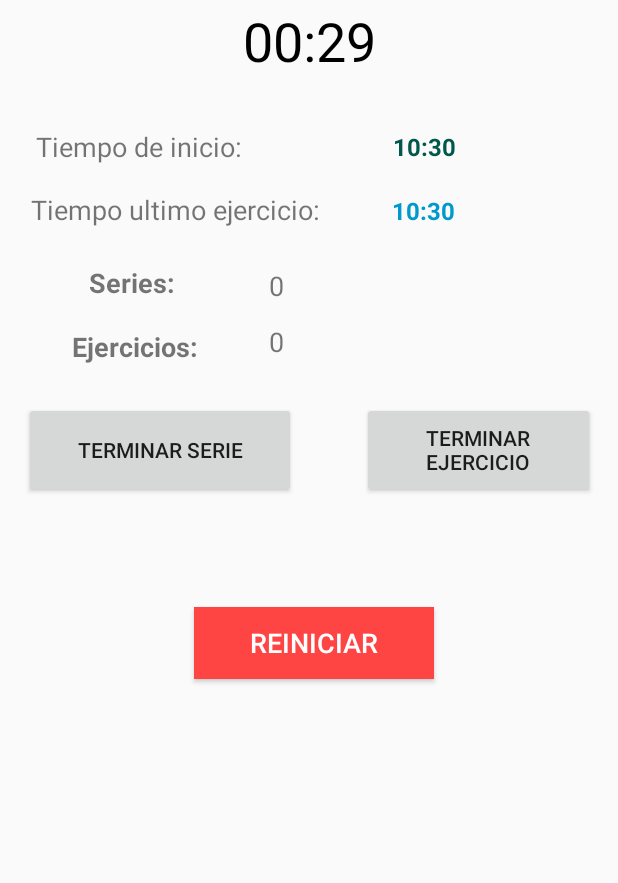
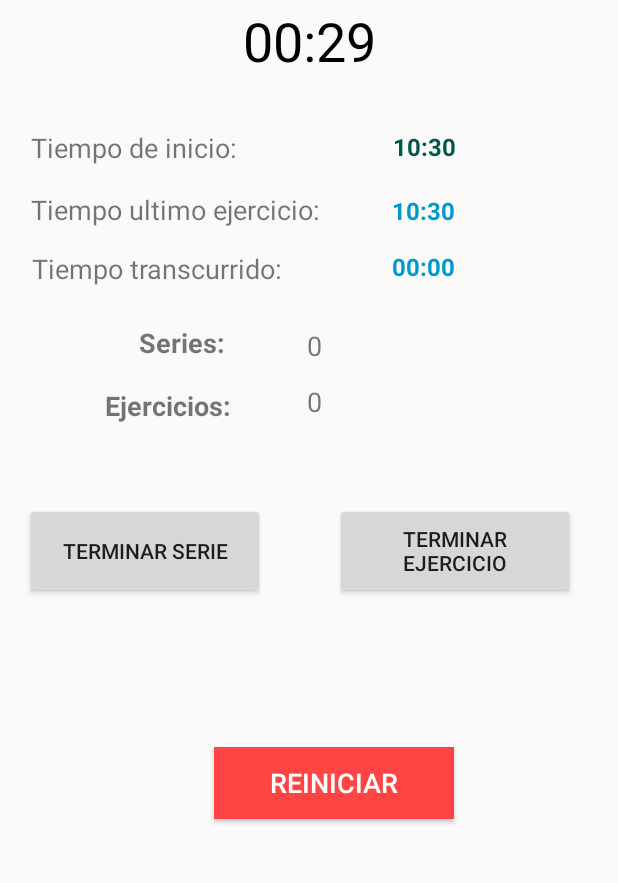
Before and after one commit to jmorales47/exercise-helper, an Android app: the screen it shows after launch (MainActivity), after a tap on "TERMINAR SERIE", on a phone screen of 412 x 824 dp, the part 209-1092 px from its top. Run offline under Robolectric (Android 15) with nearby library versions, the phone set to English and light mode, and no system bars.

Commit message:
Agregada etiqueta que indica el tiempo transcurrido

```diff
--- a/app/src/main/java/com/dberserker/execisehelper/MainActivity.java
+++ b/app/src/main/java/com/dberserker/execisehelper/MainActivity.java
@@ -15,6 +15,7 @@ import android.widget.TextView;
 import java.text.DateFormat;
 import java.text.SimpleDateFormat;
 import java.util.Date;
+import java.util.Formatter;
 import java.util.concurrent.TimeUnit;
 
 public class MainActivity extends AppCompatActivity {
@@ -25,6 +26,7 @@ public class MainActivity extends AppCompatActivity {
     private TextView timerTextView;
     private TextView startTimeTextView;
     private TextView lastExcerciseTimeTextView;
+    private TextView timeElapseTextView;
     private SoundPool soundPool;
     private DateFormat timeFormatter = new SimpleDateFormat("HH:mm");
     private boolean taskRunning = false;
@@ -33,6 +35,8 @@ public class MainActivity extends AppCompatActivity {
     private int currentRepetitions = 0;
     private int currentSeries = 0;
     private int idNotificacion;
+    private Date initialTime;
+    private Date endingTime;
 
     @Override
     protected void onCreate(Bundle savedInstanceState) {
@@ -50,6 +54,7 @@ public class MainActivity extends AppCompatActivity {
         timerTextView = findViewById(R.id.textViewTimer);
         startTimeTextView = findViewById(R.id.textViewStartTime);
         lastExcerciseTimeTextView = findViewById(R.id.textViewLastExercise);
+        timeElapseTextView = findViewById(R.id.textViewTimeElapse);
     }
 
     @Override
@@ -67,6 +72,7 @@ public class MainActivity extends AppCompatActivity {
                     if(!started) {
                         started = true;
                         startTimeTextView.setText(timeFormatter.format(new Date()));
+                        initialTime = new Date();
                         lastExcerciseTimeTextView.setText(timeFormatter.format(new Date()));
                     }
                     lastExcerciseTimeTextView.setText(timeFormatter.format(new Date()));
@@ -133,6 +139,9 @@ public class MainActivity extends AppCompatActivity {
                     TextView repetitionTextView = findViewById(R.id.textViewRepetitions);
                     soundPool.play(idNotificacion, 1, 1, 1, 0, 1);
                     repetitionTextView.setText( String.valueOf(currentRepetitions) );
+                    endingTime = new Date();
+                    long timeElapse = endingTime.getTime() - initialTime.getTime();
+                    timeElapseTextView.setText(timeToString(timeElapse/1000));
                     handler.removeCallbacks(this);
                 }else {
                     handler.postDelayed(this, 1000);
@@ -157,6 +166,9 @@ public class MainActivity extends AppCompatActivity {
                     repetitionTextView.setText( String.valueOf(currentRepetitions) );
                     serieTextView.setText( String.valueOf(currentSeries) );
                     soundPool.play(idNotificacion, 1, 1, 1, 0, 1);
+                    endingTime = new Date();
+                    long timeElapse = endingTime.getTime() - initialTime.getTime();
+                    timeElapseTextView.setText(timeToString(timeElapse/1000));
                     handler.removeCallbacks(this);
                 }else {
                     handler.postDelayed(this, 1000);
@@ -165,8 +177,8 @@ public class MainActivity extends AppCompatActivity {
         };
     }
 
-    private String timeToString(int seconds) {
-        long minutes = TimeUnit.SECONDS.toMinutes(Long.valueOf(seconds));
+    private String timeToString(long seconds) {
+        long minutes = TimeUnit.SECONDS.toMinutes(seconds);
         long remainSeconds = seconds - TimeUnit.MINUTES.toSeconds(minutes);
         return String.format("%02d:%02d", minutes, remainSeconds);
     }
--- a/app/src/main/res/layout/activity_main.xml
+++ b/app/src/main/res/layout/activity_main.xml
@@ -22,35 +22,37 @@
 
     <Button
         android:id="@+id/buttonRepetition"
-        android:layout_width="181dp"
+        android:layout_width="160dp"
         android:layout_height="64dp"
         android:layout_marginStart="8dp"
         android:layout_marginTop="8dp"
         android:layout_marginEnd="8dp"
         android:layout_marginBottom="8dp"
         android:text="@string/labelEndSerie"
+        android:textAlignment="center"
         app:layout_constraintBottom_toBottomOf="parent"
         app:layout_constraintEnd_toEndOf="parent"
         app:layout_constraintHorizontal_bias="0.037"
         app:layout_constraintStart_toStartOf="parent"
         app:layout_constraintTop_toTopOf="parent"
-        app:layout_constraintVertical_bias="0.499" />
+        app:layout_constraintVertical_bias="0.597" />
 
     <Button
         android:id="@+id/buttonSerie"
-        android:layout_width="155dp"
+        android:layout_width="160dp"
         android:layout_height="64dp"
         android:layout_marginStart="8dp"
         android:layout_marginTop="8dp"
         android:layout_marginEnd="8dp"
         android:layout_marginBottom="8dp"
         android:text="@string/labelEndExercise"
+        android:textAlignment="center"
         app:layout_constraintBottom_toBottomOf="parent"
         app:layout_constraintEnd_toEndOf="parent"
-        app:layout_constraintHorizontal_bias="0.829"
+        app:layout_constraintHorizontal_bias="0.651"
         app:layout_constraintStart_toEndOf="@+id/buttonRepetition"
         app:layout_constraintTop_toTopOf="parent"
-        app:layout_constraintVertical_bias="0.499" />
+        app:layout_constraintVertical_bias="0.597" />
 
     <TextView
         android:id="@+id/textViewTimer"
@@ -71,6 +73,42 @@
         app:layout_constraintVertical_bias="0.111" />
 
     <TextView
+        android:id="@+id/textViewRepetitions"
+        android:layout_width="35dp"
+        android:layout_height="wrap_content"
+        android:layout_marginStart="8dp"
+        android:layout_marginTop="8dp"
+        android:layout_marginEnd="8dp"
+        android:layout_marginBottom="8dp"
+        android:text="@string/textDefaultRepetitions"
+        android:textAlignment="textEnd"
+        android:textSize="18sp"
+        app:layout_constraintBottom_toBottomOf="parent"
+        app:layout_constraintEnd_toEndOf="parent"
+        app:layout_constraintHorizontal_bias="0.475"
+        app:layout_constraintStart_toStartOf="parent"
+        app:layout_constraintTop_toTopOf="parent"
+        app:layout_constraintVertical_bias="0.403" />
+
+    <TextView
+        android:id="@+id/textViewSeries"
+        android:layout_width="35dp"
+        android:layout_height="wrap_content"
+        android:layout_marginStart="8dp"
+        android:layout_marginTop="8dp"
+        android:layout_marginEnd="8dp"
+        android:layout_marginBottom="8dp"
+        android:text="@string/textDefatultSeries"
+        android:textAlignment="textEnd"
+        android:textSize="18sp"
+        app:layout_constraintBottom_toBottomOf="parent"
+        app:layout_constraintEnd_toEndOf="parent"
+        app:layout_constraintHorizontal_bias="0.475"
+        app:layout_constraintStart_toStartOf="parent"
+        app:layout_constraintTop_toTopOf="parent"
+        app:layout_constraintVertical_bias="0.455" />
+
+    <TextView
         android:id="@+id/textView3"
         android:layout_width="124dp"
         android:layout_height="27dp"
@@ -79,7 +117,7 @@
         android:layout_marginEnd="8dp"
         android:layout_marginBottom="8dp"
         android:text="@string/textSeries"
-        android:textAlignment="center"
+        android:textAlignment="textEnd"
         android:textSize="18sp"
         android:textStyle="bold"
         app:layout_constraintBottom_toBottomOf="parent"
@@ -87,25 +125,7 @@
         app:layout_constraintHorizontal_bias="0.066"
         app:layout_constraintStart_toStartOf="parent"
         app:layout_constraintTop_toTopOf="parent"
-        app:layout_constraintVertical_bias="0.347" />
-
-    <TextView
-        android:id="@+id/textViewRepetitions"
-        android:layout_width="35dp"
-        android:layout_height="wrap_content"
-        android:layout_marginStart="8dp"
-        android:layout_marginTop="8dp"
-        android:layout_marginEnd="8dp"
-        android:layout_marginBottom="8dp"
-        android:text="@string/textDefaultRepetitions"
-        android:textAlignment="viewStart"
-        android:textSize="18sp"
-        app:layout_constraintBottom_toBottomOf="parent"
-        app:layout_constraintEnd_toEndOf="parent"
-        app:layout_constraintHorizontal_bias="0.475"
-        app:layout_constraintStart_toStartOf="parent"
-        app:layout_constraintTop_toTopOf="parent"
-        app:layout_constraintVertical_bias="0.348" />
+        app:layout_constraintVertical_bias="0.402" />
 
     <TextView
         android:id="@+id/textView5"
@@ -116,7 +136,7 @@
         android:layout_marginEnd="8dp"
         android:layout_marginBottom="8dp"
         android:text="@string/textExercises"
-        android:textAlignment="center"
+        android:textAlignment="textEnd"
         android:textSize="18sp"
         android:textStyle="bold"
         app:layout_constraintBottom_toBottomOf="parent"
@@ -124,24 +144,7 @@
         app:layout_constraintHorizontal_bias="0.067"
         app:layout_constraintStart_toStartOf="parent"
         app:layout_constraintTop_toTopOf="parent"
-        app:layout_constraintVertical_bias="0.404" />
-
-    <TextView
-        android:id="@+id/textViewSeries"
-        android:layout_width="35dp"
-        android:layout_height="wrap_content"
-        android:layout_marginStart="8dp"
-        android:layout_marginTop="8dp"
-        android:layout_marginEnd="8dp"
-        android:layout_marginBottom="8dp"
-        android:text="@string/textDefatultSeries"
-        android:textSize="18sp"
-        app:layout_constraintBottom_toBottomOf="parent"
-        app:layout_constraintEnd_toEndOf="parent"
-        app:layout_constraintHorizontal_bias="0.475"
-        app:layout_constraintStart_toStartOf="parent"
-        app:layout_constraintTop_toTopOf="parent"
-        app:layout_constraintVertical_bias="0.4" />
+        app:layout_constraintVertical_bias="0.458" />
 
     <Button
         android:id="@+id/buttonReset"
@@ -157,10 +160,10 @@
         android:textSize="18sp"
         app:layout_constraintBottom_toBottomOf="parent"
         app:layout_constraintEnd_toEndOf="parent"
-        app:layout_constraintHorizontal_bias="0.514"
+        app:layout_constraintHorizontal_bias="0.57"
         app:layout_constraintStart_toStartOf="parent"
         app:layout_constraintTop_toTopOf="parent"
-        app:layout_constraintVertical_bias="0.682" />
+        app:layout_constraintVertical_bias="0.814" />
 
     <TextView
         android:id="@+id/textView2"
@@ -174,10 +177,10 @@
         android:textSize="18sp"
         app:layout_constraintBottom_toBottomOf="parent"
         app:layout_constraintEnd_toEndOf="parent"
-        app:layout_constraintHorizontal_bias="0.062"
+        app:layout_constraintHorizontal_bias="0.05"
         app:layout_constraintStart_toStartOf="parent"
         app:layout_constraintTop_toTopOf="parent"
-        app:layout_constraintVertical_bias="0.221" />
+        app:layout_constraintVertical_bias="0.222" />
 
     <TextView
         android:id="@+id/textView4"
@@ -195,6 +198,23 @@
         app:layout_constraintStart_toStartOf="parent"
         app:layout_constraintTop_toTopOf="parent"
         app:layout_constraintVertical_bias="0.278" />
+
+    <TextView
+        android:id="@+id/textView6"
+        android:layout_width="212dp"
+        android:layout_height="24dp"
+        android:layout_marginStart="8dp"
+        android:layout_marginTop="8dp"
+        android:layout_marginEnd="8dp"
+        android:layout_marginBottom="8dp"
+        android:text="@string/timeElapse"
+        android:textSize="18sp"
+        app:layout_constraintBottom_toBottomOf="parent"
+        app:layout_constraintEnd_toEndOf="parent"
+        app:layout_constraintHorizontal_bias="0.071"
+        app:layout_constraintStart_toStartOf="parent"
+        app:layout_constraintTop_toTopOf="parent"
+        app:layout_constraintVertical_bias="0.332" />
 
     <TextView
         android:id="@+id/textViewStartTime"
@@ -234,4 +254,23 @@
         app:layout_constraintTop_toTopOf="parent"
         app:layout_constraintVertical_bias="0.28" />
 
+    <TextView
+        android:id="@+id/textViewTimeElapse"
+        android:layout_width="99dp"
+        android:layout_height="21dp"
+        android:layout_marginStart="8dp"
+        android:layout_marginTop="8dp"
+        android:layout_marginEnd="8dp"
+        android:layout_marginBottom="8dp"
+        android:text="@string/textDefaultTime"
+        android:textColor="@android:color/holo_blue_dark"
+        android:textSize="16sp"
+        android:textStyle="bold"
+        app:layout_constraintBottom_toBottomOf="parent"
+        app:layout_constraintEnd_toEndOf="parent"
+        app:layout_constraintHorizontal_bias="0.854"
+        app:layout_constraintStart_toStartOf="parent"
+        app:layout_constraintTop_toTopOf="parent"
+        app:layout_constraintVertical_bias="0.331" />
+
 </android.support.constraint.ConstraintLayout>
--- a/app/src/main/res/values/strings.xml
+++ b/app/src/main/res/values/strings.xml
@@ -84,4 +84,5 @@
     <string name="pref_ringtone_silent">Silent</string>
 
     <string name="pref_title_vibrate">Vibrate</string>
+    <string name="timeElapse">Tiempo transcurrido:</string>
 </resources>
--- a/build.gradle
+++ b/build.gradle
@@ -7,7 +7,7 @@ buildscript {
 
     }
     dependencies {
-        classpath 'com.android.tools.build:gradle:3.3.2'
+        classpath 'com.android.tools.build:gradle:4.0.1'
 
         // NOTE: Do not place your application dependencies here; they belong
         // in the individual module build.gradle files
```
Also changed, not shown: gradle/wrapper/gradle-wrapper.properties.
